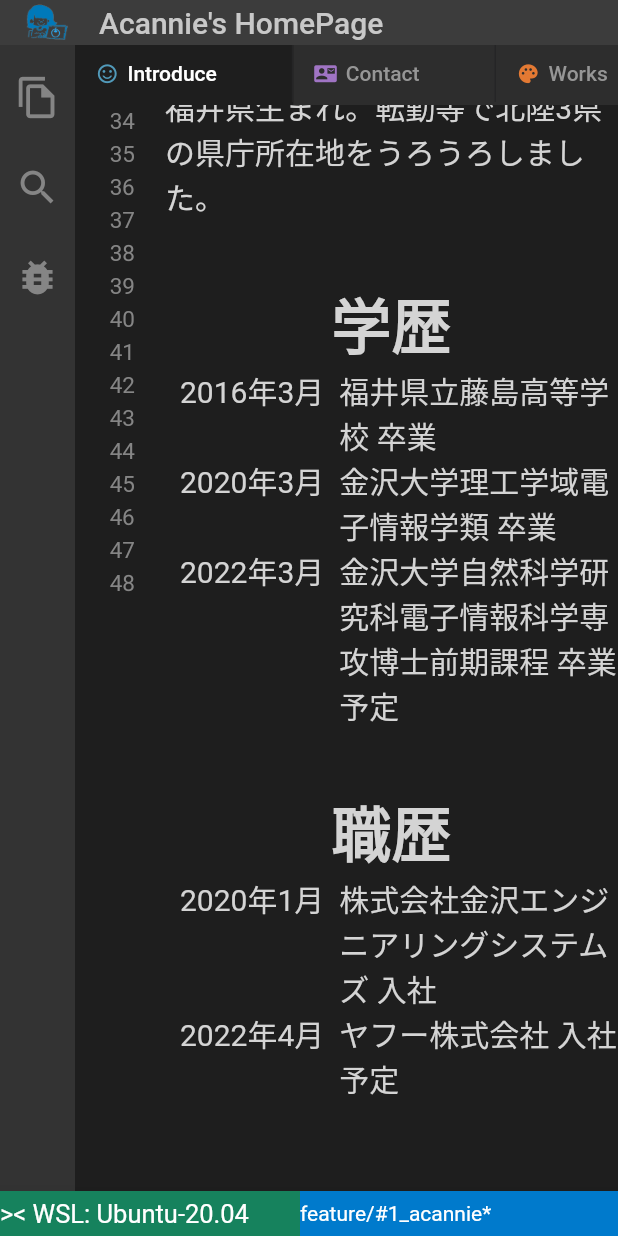
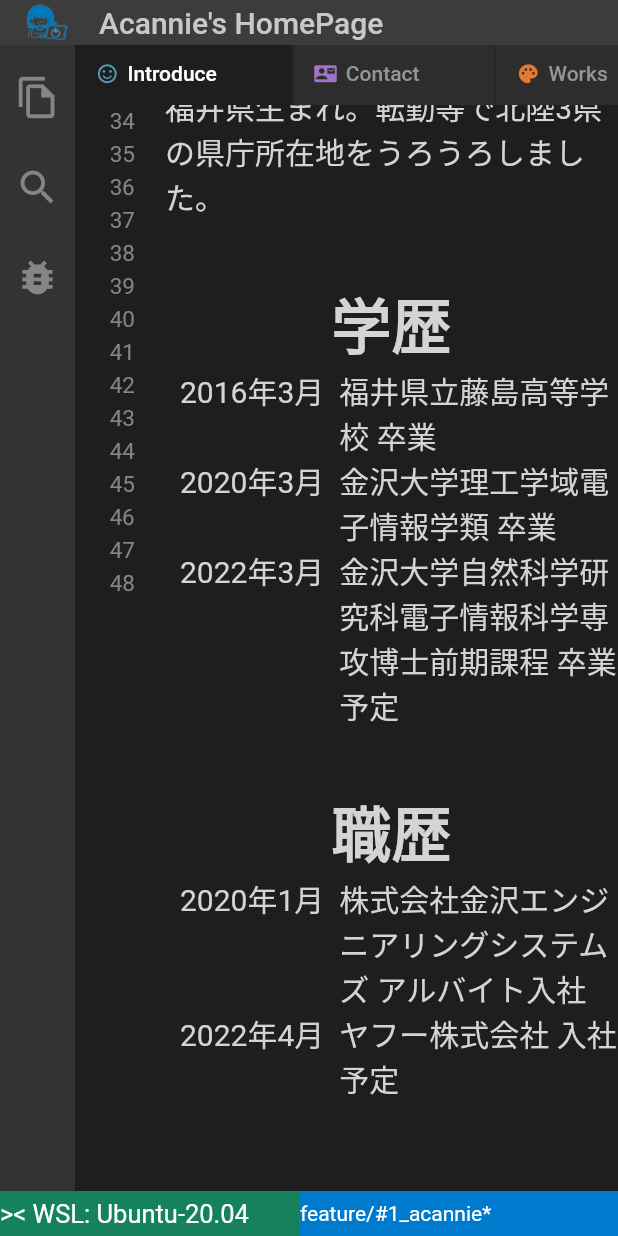
Before and after one commit to acannie/acannie, a Flutter app: the screen it shows after launch, scrolled down 726 dp, on a phone screen of 412 x 824 dp. Run offline on Flutter 3.47's test engine with Material 2 defaults, Android fonts, the light colour scheme and no system bars.

Commit message:
code: History class

```diff
--- a/lib/introduce.dart
+++ b/lib/introduce.dart
@@ -8,14 +8,14 @@ import 'layout.dart';
 
 // 自己紹介
 class Introduce extends StatelessWidget {
-  List<Map<String, String>> educationalBackground = [
-    {"when": "2016年3月", "event": "福井県立藤島高等学校 卒業"},
-    {"when": "2020年3月", "event": "金沢大学理工学域電子情報学類 卒業"},
-    {"when": "2022年3月", "event": "金沢大学自然科学研究科電子情報科学専攻博士前期課程 卒業予定"},
+  final List<History> educationalBackground = [
+    History(when: "2016年3月", event: "福井県立藤島高等学校 卒業"),
+    History(when: "2020年3月", event: "金沢大学理工学域電子情報学類 卒業"),
+    History(when: "2022年3月", event: "金沢大学自然科学研究科電子情報科学専攻博士前期課程 卒業予定"),
   ];
-  List<Map<String, String>> workHistory = [
-    {"when": "2020年1月", "event": "株式会社金沢エンジニアリングシステムズ 入社"},
-    {"when": "2022年4月", "event": "ヤフー株式会社 入社予定"},
+  final List<History> workHistory = [
+    History(when: "2020年1月", event: "株式会社金沢エンジニアリングシステムズ アルバイト入社"),
+    History(when: "2022年4月", event: "ヤフー株式会社 入社予定"),
   ];
 
   @override
--- a/lib/layout.dart
+++ b/lib/layout.dart
@@ -1,5 +1,11 @@
 import 'package:flutter/material.dart';
-import 'package:flutter/services.dart';
+
+class History {
+  String when;
+  String event;
+
+  History({required this.when, required this.event});
+}
 
 // レイアウト
 class Layout {
@@ -38,7 +44,7 @@ class Layout {
     );
   }
 
-  static Widget historyTable(List<Map<String, String>> history) {
+  static Widget historyTable(List<History> histories) {
     return Container(
       width: 500,
       child: Table(
@@ -47,7 +53,7 @@ class Layout {
           1: FlexColumnWidth(),
         },
         children: <TableRow>[
-          for (int i = 0; i < history.length; i++)
+          for (History history in histories)
             TableRow(
               children: [
                 Flexible(
@@ -55,7 +61,7 @@ class Layout {
                   child: Padding(
                     padding: EdgeInsets.symmetric(horizontal: 10),
                     child: Text(
-                      history[i]["when"]!,
+                      history.when,
                       style: TextStyle(
                         color: contentChar,
                         fontSize: 20,
@@ -66,7 +72,7 @@ class Layout {
                 Flexible(
                   flex: 5,
                   child: Text(
-                    history[i]["event"]!,
+                    history.event,
                     style: TextStyle(
                       color: contentChar,
                       fontSize: 20,
```
